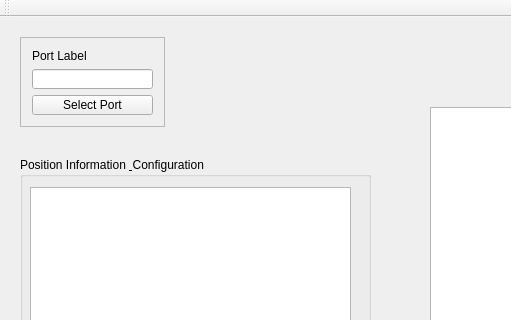
Old version of the form mainwindow.ui in the repository CSE396Group2/UI; both pictures show x 0 to 511 and y 0 to 320 of the 1285 by 675 pixel window.
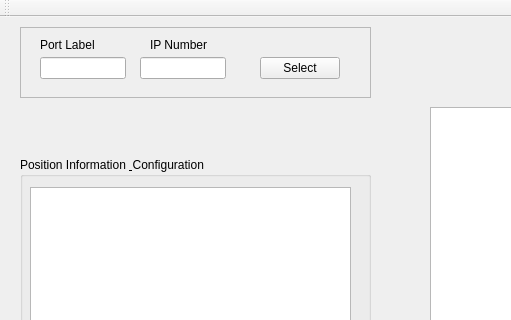
New version of the form.

Commit message: communication finished

Diff of the .ui file:
```diff
--- a/mainwindow.ui
+++ b/mainwindow.ui
@@ -108,9 +108,9 @@
     <property name="geometry">
      <rect>
       <x>20</x>
-      <y>20</y>
-      <width>145</width>
-      <height>90</height>
+      <y>10</y>
+      <width>351</width>
+      <height>71</height>
      </rect>
     </property>
     <property name="frameShape">
@@ -119,25 +119,65 @@
     <property name="frameShadow">
      <enum>QFrame::Raised</enum>
     </property>
-    <layout class="QVBoxLayout" name="verticalLayout">
-     <item>
-      <widget class="QLabel" name="portLabel">
-       <property name="text">
-        <string>Port Label</string>
-       </property>
-      </widget>
-     </item>
-     <item>
-      <widget class="QLineEdit" name="lineEdit"/>
-     </item>
-     <item>
-      <widget class="QPushButton" name="portButton">
-       <property name="text">
-        <string>Select Port</string>
-       </property>
-      </widget>
-     </item>
-    </layout>
+    <widget class="QPushButton" name="portButton">
+     <property name="geometry">
+      <rect>
+       <x>240</x>
+       <y>30</y>
+       <width>80</width>
+       <height>22</height>
+      </rect>
+     </property>
+     <property name="text">
+      <string>Select</string>
+     </property>
+    </widget>
+    <widget class="QLabel" name="portLabel">
+     <property name="geometry">
+      <rect>
+       <x>20</x>
+       <y>10</y>
+       <width>61</width>
+       <height>16</height>
+      </rect>
+     </property>
+     <property name="text">
+      <string>Port Label</string>
+     </property>
+    </widget>
+    <widget class="QLineEdit" name="portNumberLine">
+     <property name="geometry">
+      <rect>
+       <x>20</x>
+       <y>30</y>
+       <width>86</width>
+       <height>22</height>
+      </rect>
+     </property>
+    </widget>
+    <widget class="QLineEdit" name="ipNumberLine">
+     <property name="geometry">
+      <rect>
+       <x>120</x>
+       <y>30</y>
+       <width>86</width>
+       <height>22</height>
+      </rect>
+     </property>
+    </widget>
+    <widget class="QLabel" name="ipNumbeLabel">
+     <property name="geometry">
+      <rect>
+       <x>130</x>
+       <y>10</y>
+       <width>71</width>
+       <height>16</height>
+      </rect>
+     </property>
+     <property name="text">
+      <string>IP Number</string>
+     </property>
+    </widget>
    </widget>
   </widget>
   <widget class="QMenuBar" name="menuBar">
```
The commit also changes 2 other files.
